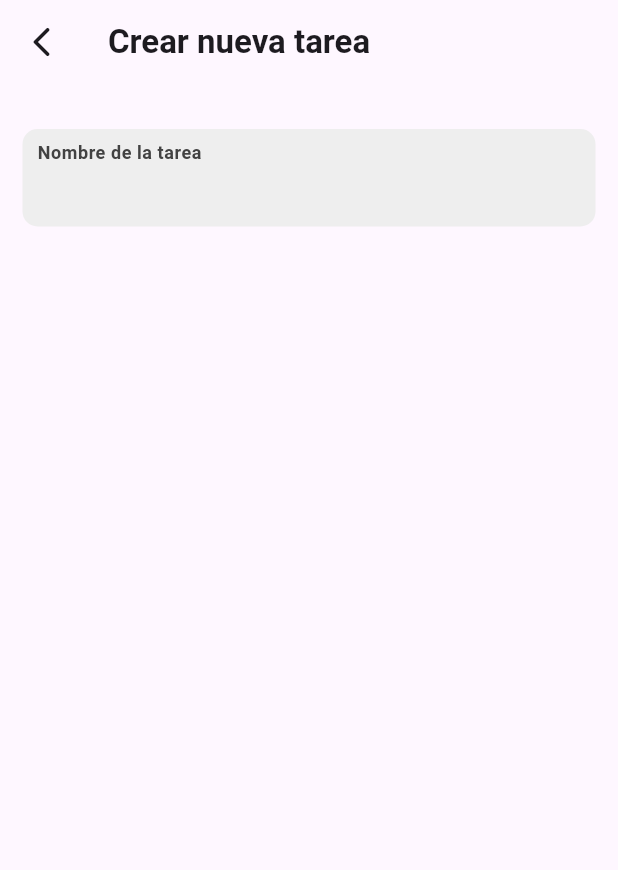
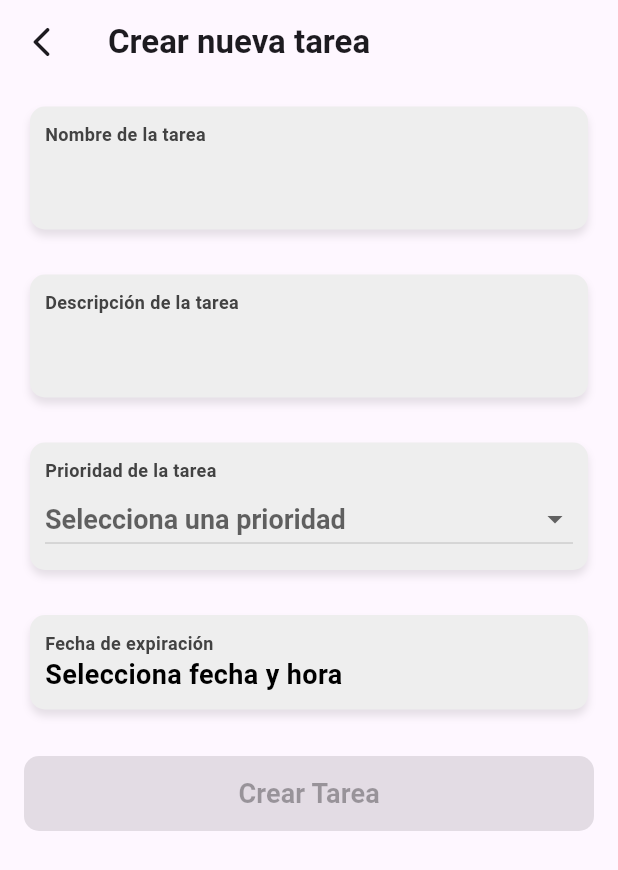
Before and after one commit to Jdcabreradev/ordn, a Flutter app: the screen it shows after launch, after a tap on the "add" icon, on a phone screen of 412 x 824 dp. Shown: the top 870 px of the screen. Run offline on Flutter 3.47's test engine with Material 3 defaults, Android fonts, the phone set to English and light mode, and no system bars; our stand-ins replace go_router, shared_preferences.

Commit message:
feat: :sparkles: finished form widgets and logic

```diff
--- /dev/null
+++ b/devtools_options.yaml
@@ -0,0 +1,3 @@
+description: This file stores settings for Dart & Flutter DevTools.
+documentation: https://docs.flutter.dev/tools/devtools/extensions#configure-extension-enablement-states
+extensions:
--- a/lib/main.dart
+++ b/lib/main.dart
@@ -1,10 +1,12 @@
 import 'package:flutter/material.dart';
+import 'package:flutter/services.dart';
 import 'package:ordn/router/router.dart';
 import 'package:ordn/viewmodels/item_viewmodel.dart';
 import 'package:provider/provider.dart';
 
 void main() {
   WidgetsFlutterBinding.ensureInitialized();
+  SystemChrome.setPreferredOrientations([DeviceOrientation.portraitUp]);
   runApp(
     ChangeNotifierProvider(
       create: (context) => ItemViewmodel(),
@@ -22,6 +24,7 @@ class MyApp extends StatelessWidget {
       title: "Ordn App",
       routerConfig: router,
       debugShowCheckedModeBanner: false,
+
     );
   }
 }
--- a/lib/views/form/form_screen.dart
+++ b/lib/views/form/form_screen.dart
@@ -1,12 +1,55 @@
 import 'package:flutter/material.dart';
 import 'package:go_router/go_router.dart';
+import 'package:ordn/models/item_model.dart';
+import 'package:ordn/views/form/widgets/custom_button.dart';
+import 'package:ordn/views/form/widgets/custom_expiration_picker.dart';
+import 'package:ordn/views/form/widgets/custom_input.dart';
 import 'package:ordn/views/form/widgets/form_decorator.dart';
+import 'package:ordn/models/item_priority_enum.dart';
 
-class FormScreen extends StatelessWidget {
+class FormScreen extends StatefulWidget {
   const FormScreen({super.key});
 
   @override
+  State<FormScreen> createState() => _FormScreenState();
+}
+
+class _FormScreenState extends State<FormScreen> {
+  late TextEditingController taskNameController;
+  late TextEditingController taskDescriptionController;
+  ItemPriorityEnum? taskPriority;
+  DateTime? expirationDate;
+
+  @override
+  void initState() {
+    super.initState();
+    taskNameController = TextEditingController();
+    taskDescriptionController = TextEditingController();
+  }
+
+  @override
+  void dispose() {
+    taskNameController.dispose();
+    taskDescriptionController.dispose();
+    super.dispose();
+  }
+
+  void setTaskPriority(ItemPriorityEnum? priority) {
+    setState(() {
+      taskPriority = priority;
+    });
+  }
+
+  void setExpirationDate(DateTime? date) {
+    setState(() {
+      expirationDate = date;
+    });
+  }
+
+  @override
   Widget build(BuildContext context) {
+    ItemModel? existingItem = GoRouterState.of(context).extra as ItemModel?;
+
     return Scaffold(
       appBar: AppBar(
         automaticallyImplyLeading: false,
@@ -26,23 +69,53 @@ class FormScreen extends StatelessWidget {
       body: Column(
         children: [
           FormDecorator(
-            child: TextField(
-              minLines: 1,
-              maxLines: null,
-              style: TextStyle(fontSize: 18,color: Colors.black,fontWeight: FontWeight.bold),
-              cursorColor: Colors.black,
-              decoration: InputDecoration(
-                floatingLabelBehavior: FloatingLabelBehavior.always,
-                constraints: BoxConstraints.expand(height: 45),
-                labelText: "Nombre de la tarea ",
-                labelStyle: TextStyle(
-                  fontSize: 16,
-                  color: Colors.grey[800],
-                  fontWeight: FontWeight.bold,
-                ),
-                border: InputBorder.none,
-                contentPadding: EdgeInsets.zero,
+            labelText: "Nombre de la tarea ",
+            child: CustomInput(controller: taskNameController),
+          ),
+          FormDecorator(
+            labelText: "Descripción de la tarea",
+            child: CustomInput(controller: taskDescriptionController),
+          ),
+          FormDecorator(
+            labelText: "Prioridad de la tarea",
+            child: DropdownButton<ItemPriorityEnum>(
+              value: taskPriority,
+              hint: const Text("Selecciona una prioridad"),
+              isExpanded: true,
+              dropdownColor: Colors.grey[200],
+              borderRadius: BorderRadius.circular(10),
+              style: TextStyle(
+                fontSize: 18,
+                color: Colors.black,
+                fontWeight: FontWeight.bold,
               ),
+              items: ItemPriorityEnum.values.map((priority) {
+                return DropdownMenuItem<ItemPriorityEnum>(
+                  value: priority,
+                  child: Text(
+                    priority.name[0].toUpperCase() + priority.name.substring(1),
+                  ),
+                );
+              }).toList(),
+              onChanged: (value) {
+                setTaskPriority(value);
+              },
+            ),
+          ),
+          FormDecorator(
+            labelText: "Fecha de expiración",
+            child: CustomExpirationPicker(
+              selectedDate: expirationDate,
+              onDateSelected: setExpirationDate,
+            ),
+          ),
+          Builder(
+            builder: (context) => CustomButton(
+              taskName: taskNameController.text,
+              taskDescription: taskDescriptionController.text,
+              taskPriority: taskPriority,
+              expirationDate: expirationDate,
+              existingItem: existingItem,
             ),
           ),
         ],
--- /dev/null
+++ b/lib/views/form/widgets/custom_button.dart
@@ -0,0 +1,85 @@
+import 'package:flutter/material.dart';
+import 'package:go_router/go_router.dart';
+import 'package:provider/provider.dart';
+import 'package:ordn/viewmodels/item_viewmodel.dart';
+import 'package:ordn/models/item_model.dart';
+import 'package:ordn/models/item_priority_enum.dart';
+
+class CustomButton extends StatelessWidget {
+  final String taskName;
+  final String taskDescription;
+  final ItemPriorityEnum? taskPriority;
+  final DateTime? expirationDate;
+  final ItemModel? existingItem;
+  const CustomButton({
+    super.key,
+    required this.taskName,
+    required this.taskDescription,
+    required this.taskPriority,
+    required this.expirationDate,
+    this.existingItem,
+  });
+
+  bool get _isFormValid {
+    return taskName.trim().isNotEmpty &&
+        taskDescription.trim().isNotEmpty &&
+        taskPriority != null &&
+        expirationDate != null;
+  }
+
+  @override
+  Widget build(BuildContext context) {
+    return Padding(
+      padding: const EdgeInsets.all(16.0),
+      child: ElevatedButton(
+        onPressed: _isFormValid ? () => _handleSubmit(context) : null,
+        style: ElevatedButton.styleFrom(
+          backgroundColor: _isFormValid ? Colors.black : Colors.grey,
+          foregroundColor: Colors.white,
+          minimumSize: const Size(double.infinity, 50),
+          shape: RoundedRectangleBorder(
+            borderRadius: BorderRadius.circular(10),
+          ),
+        ),
+        child: Text(
+          existingItem != null ? 'Actualizar Tarea' : 'Crear Tarea',
+          style: const TextStyle(fontSize: 18, fontWeight: FontWeight.bold),
+        ),
+      ),
+    );
+  }
+
+  Future<void> _handleSubmit(BuildContext context) async {
+    if (!_isFormValid) return;
+
+    final itemViewmodel = context.read<ItemViewmodel>();
+
+    if (existingItem != null) {
+      // Update existing item
+      await itemViewmodel.addOrUpdateItem(
+        ItemModel(
+          id: existingItem!.id,
+          name: taskName,
+          description: taskDescription,
+          priority: taskPriority!,
+          createdAt: existingItem!.createdAt,
+          expiresAt: expirationDate!,
+        ),
+      );
+    } else {
+      // Create new item
+      await itemViewmodel.addOrUpdateItem(
+        ItemModel(
+          id: -1,
+          name: taskName,
+          description: taskDescription,
+          priority: taskPriority!,
+          createdAt: DateTime.now(),
+          expiresAt: expirationDate!,
+        ),
+      );
+      context.pop();
+      print("create new item");
+    }
+  }
+}
--- /dev/null
+++ b/lib/views/form/widgets/custom_expiration_picker.dart
@@ -0,0 +1,92 @@
+import 'package:flutter/material.dart';
+import 'package:intl/intl.dart';
+
+class CustomExpirationPicker extends StatelessWidget {
+  final DateTime? selectedDate;
+  final void Function(DateTime? date) onDateSelected;
+
+  const CustomExpirationPicker({
+    super.key,
+    this.selectedDate,
+    required this.onDateSelected,
+  });
+
+  @override
+  Widget build(BuildContext context) {
+    return InkWell(
+      onTap: () async {
+        final now = DateTime.now();
+        final picked = await showDatePicker(
+          context: context,
+          initialDate: selectedDate ?? now,
+          firstDate: now,
+          lastDate: DateTime(now.year + 5),
+          builder: (context, child) {
+            return Theme(
+              data: ThemeData.dark().copyWith(
+                colorScheme: const ColorScheme.dark(
+                  primary: Colors.black,
+                  onPrimary: Colors.white,
+                  surface: Colors.black,
+                  onSurface: Colors.white,
+                ),
+                textButtonTheme: TextButtonThemeData(
+                  style: TextButton.styleFrom(foregroundColor: Colors.white),
+                ),
+                dialogTheme: DialogThemeData(backgroundColor: Colors.black),
+              ),
+              child: child!,
+            );
+          },
+        );
+
+        if (picked != null && context.mounted) {
+          final time = await showTimePicker(
+            context: context,
+            initialTime: selectedDate != null
+                ? TimeOfDay.fromDateTime(selectedDate!)
+                : TimeOfDay.fromDateTime(now),
+            builder: (context, child) {
+              return Theme(
+                data: ThemeData.dark().copyWith(
+                  colorScheme: const ColorScheme.dark(
+                    primary: Colors.black,
+                    onPrimary: Colors.white,
+                    surface: Colors.black,
+                    onSurface: Colors.white,
+                  ),
+                  textButtonTheme: TextButtonThemeData(
+                    style: TextButton.styleFrom(foregroundColor: Colors.white),
+                  ),
+                  dialogTheme: DialogThemeData(backgroundColor: Colors.black),
+                ),
+                child: child!,
+              );
+            },
+          );
+
+          if (time != null && context.mounted) {
+            final expiration = DateTime(
+              picked.year,
+              picked.month,
+              picked.day,
+              time.hour,
+              time.minute,
+            );
+            onDateSelected(expiration);
+          }
+        }
+      },
+      child: Text(
+        selectedDate != null
+            ? DateFormat('dd/MM/yyyy HH:mm').format(selectedDate!)
+            : "Selecciona fecha y hora",
+        style: const TextStyle(
+          fontSize: 18,
+          color: Colors.black,
+          fontWeight: FontWeight.bold,
+        ),
+      ),
+    );
+  }
+}
--- /dev/null
+++ b/lib/views/form/widgets/custom_input.dart
@@ -0,0 +1,30 @@
+import 'package:flutter/material.dart';
+
+class CustomInput extends StatelessWidget {
+  final TextEditingController controller;
+  final bool? readOnly;
+  const CustomInput({
+    super.key,
+    required this.controller,
+     this.readOnly = false
+  });
+
+  @override
+  Widget build(BuildContext context) {
+    return TextField(
+      readOnly: readOnly!,
+      controller: controller,
+      style: TextStyle(
+        fontSize: 18,
+        color: Colors.black,
+        fontWeight: FontWeight.bold,
+      ),
+      cursorColor: Colors.black,
+      decoration: InputDecoration(
+        constraints: BoxConstraints.expand(height: 45),
+        border: InputBorder.none,
+        contentPadding: EdgeInsets.zero,
+      ),
+    );
+  }
+}
--- a/lib/views/form/widgets/form_decorator.dart
+++ b/lib/views/form/widgets/form_decorator.dart
@@ -1,20 +1,45 @@
 import 'package:flutter/material.dart';
 
 class FormDecorator extends StatelessWidget {
+  final String labelText;
   final Widget child;
-  const FormDecorator({super.key, required this.child});
+  const FormDecorator({
+    super.key,
+    required this.labelText,
+    required this.child,
+  });
 
   @override
   Widget build(BuildContext context) {
     return Container(
-      alignment: Alignment.center,
-      margin: EdgeInsets.symmetric(horizontal: 15, vertical: 30),
+      alignment: Alignment.centerLeft,
+      margin: EdgeInsets.symmetric(horizontal: 20, vertical: 15),
       padding: EdgeInsets.all(10),
       decoration: BoxDecoration(
         color: Colors.grey[200],
         borderRadius: BorderRadius.circular(10),
+        boxShadow: [
+          BoxShadow(
+            color: Colors.black.withValues(alpha: 0.1),
+            blurRadius: 4,
+            offset: Offset(0, 4),
+          ),
+        ],
       ),
-      child: child,
+      child: Column(
+        crossAxisAlignment: CrossAxisAlignment.start,
+        children: [
+          Text(
+            labelText,
+            style: TextStyle(
+              fontSize: 12,
+              color: Colors.grey[800],
+              fontWeight: FontWeight.bold,
+            ),
+          ),
+          child,
+        ],
+      ),
     );
   }
 }
--- a/lib/views/home/home_screen.dart
+++ b/lib/views/home/home_screen.dart
@@ -1,6 +1,7 @@
 import 'package:flutter/material.dart';
 import 'package:go_router/go_router.dart';
 import 'package:ordn/viewmodels/item_viewmodel.dart';
+import 'package:ordn/views/home/widgets/item_card.dart';
 import 'package:provider/provider.dart';
 
 class HomeScreen extends StatelessWidget {
@@ -25,17 +26,29 @@ class HomeScreen extends StatelessWidget {
       body: Consumer<ItemViewmodel>(
         builder: (context, value, child) {
           if (value.items.isEmpty) {
-            return Center(child: Text("No items available"));
+            return Center(
+              child: Column(
+                mainAxisAlignment: MainAxisAlignment.center,
+                children: [
+                  Icon(Icons.hourglass_empty, color: Colors.grey, size: 50),
+                  Text(
+                    "Aún no has añadido\n ninguna tarea",
+                    style: TextStyle(
+                      fontWeight: FontWeight.bold,
+                      color: Colors.grey,
+                      fontSize: 30,
+                    ),
+                    textAlign: TextAlign.center,
+                  ),
+                ],
+              ),
+            );
           } else {
             return ListView.builder(
               itemCount: value.items.length,
               itemBuilder: (context, index) {
                 final item = value.items[index];
-                return ListTile(
-                  title: Text(item.name),
-                  subtitle: Text(item.description),
-                  onTap: () => context.push('/details'),
-                );
+                return ItemCard(item: item);
               },
             );
           }
--- a/pubspec.yaml
+++ b/pubspec.yaml
@@ -37,6 +37,7 @@ dependencies:
   shared_preferences: ^2.5.3
   go_router: ^16.0.0
   provider: ^6.1.5
+  intl: ^0.20.2
 
 dev_dependencies:
   flutter_test:
```
Also changed, not shown: lib/viewmodels/item_viewmodel.dart (+5 -9 lines), lib/views/home/widgets/item_card.dart (added, +136 -0 lines), lib/views/details/details_screen.dart (line endings or trailing spaces), pubspec.lock.
